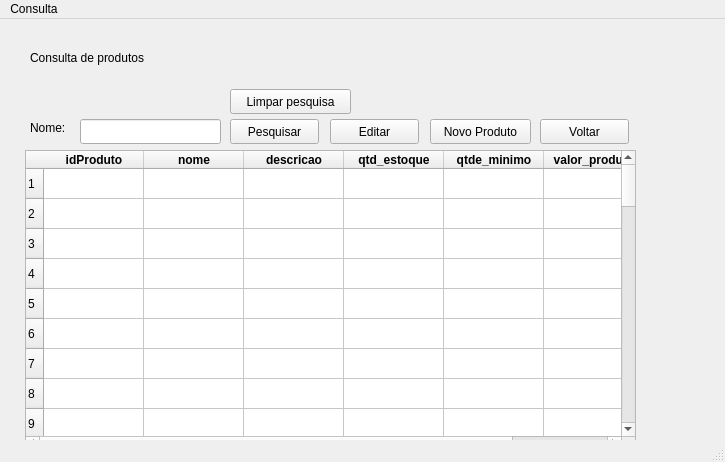
jessica-lemes/Projeto-Estoque, file Interface/consultaProdutos_.ui: the form before one commit.
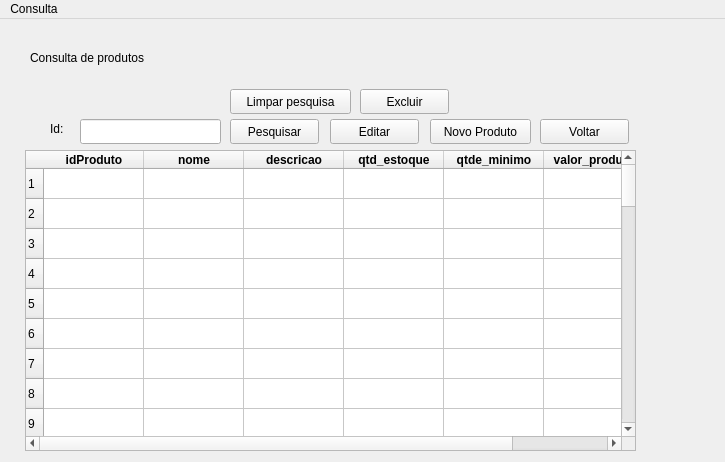
The form after the commit.

Patch:
```diff
--- a/Interface/consultaProdutos_.ui
+++ b/Interface/consultaProdutos_.ui
@@ -233,14 +233,14 @@
    <widget class="QLabel" name="label_2">
     <property name="geometry">
      <rect>
-      <x>30</x>
+      <x>50</x>
       <y>100</y>
-      <width>51</width>
-      <height>17</height>
+      <width>31</width>
+      <height>20</height>
      </rect>
     </property>
     <property name="text">
-     <string>Nome:</string>
+     <string>Id:</string>
     </property>
    </widget>
    <widget class="QPushButton" name="btnPesquisar">
@@ -308,6 +308,19 @@
      <string>Limpar pesquisa</string>
     </property>
    </widget>
+   <widget class="QPushButton" name="btnExcluir">
+    <property name="geometry">
+     <rect>
+      <x>360</x>
+      <y>70</y>
+      <width>89</width>
+      <height>25</height>
+     </rect>
+    </property>
+    <property name="text">
+     <string>Excluir</string>
+    </property>
+   </widget>
   </widget>
   <widget class="QMenuBar" name="menubar">
    <property name="geometry">
@@ -326,7 +339,6 @@
    </widget>
    <addaction name="menusair"/>
   </widget>
-  <widget class="QStatusBar" name="statusbar"/>
   <action name="actionsair">
    <property name="text">
     <string>sair</string>
```
